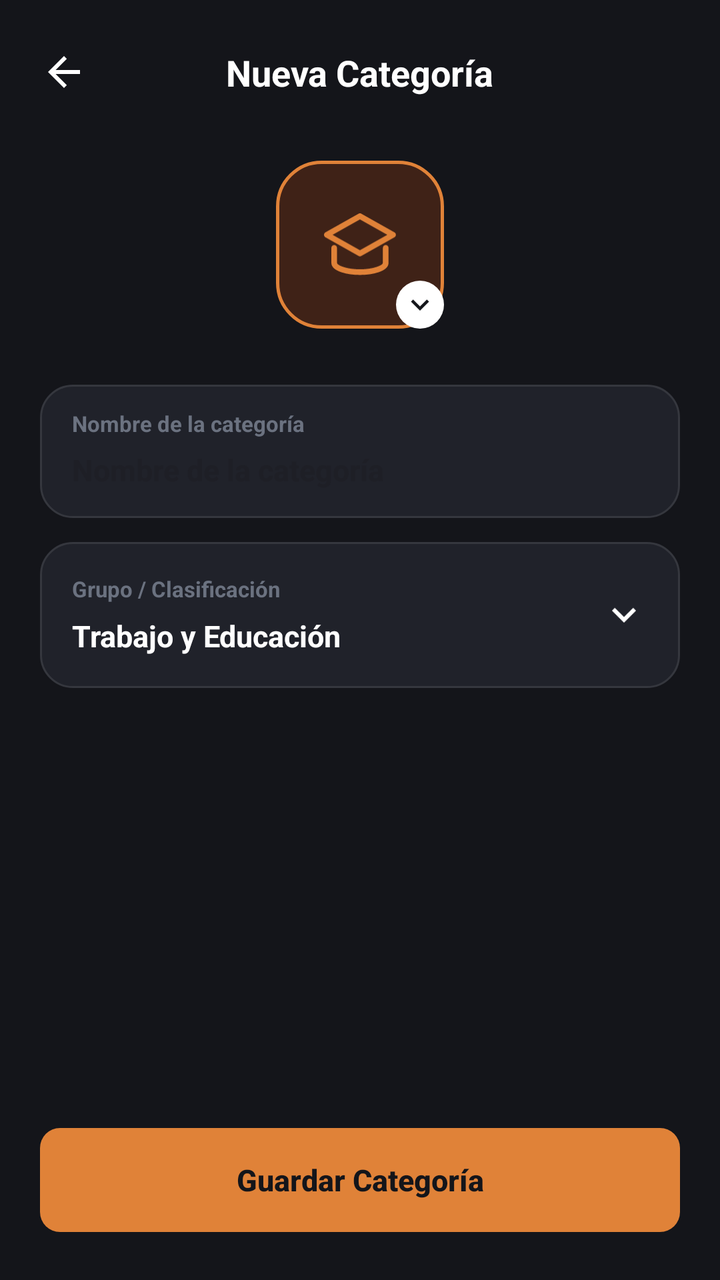
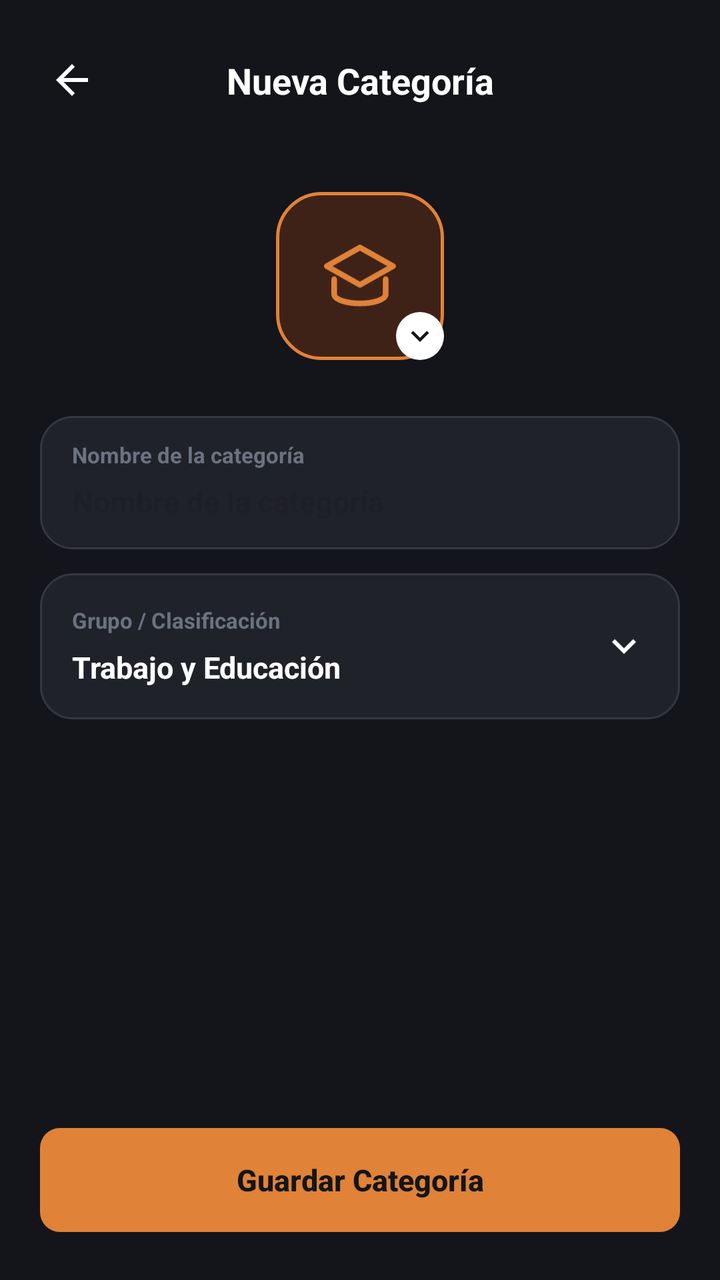

The first picture is an Android layout as it rendered before a commit; the second is the same layout after the commit. The layout source and the unified diff follow.
<!-- AndroidManifest.xml: application theme Theme.MyApplication -->
<!-- res/layout/activity_nueva_categoria.xml -->
<?xml version="1.0" encoding="utf-8"?>
<androidx.constraintlayout.widget.ConstraintLayout
    xmlns:android="http://schemas.android.com/apk/res/android"
    xmlns:app="http://schemas.android.com/apk/res-auto"
    android:layout_width="match_parent"
    android:layout_height="match_parent"
    android:background="@color/bg_main"
    android:fitsSystemWindows="true">

    
    <ImageView
        android:id="@+id/btnBack"
        android:layout_width="40dp"
        android:layout_height="40dp"
        android:layout_marginStart="12dp"
        android:layout_marginTop="16dp"
        android:padding="8dp"
        android:src="@drawable/ic_arrow_back"
        android:contentDescription="Volver"
        app:layout_constraintStart_toStartOf="parent"
        app:layout_constraintTop_toTopOf="parent" />

    <TextView
        android:id="@+id/tvTitle"
        android:layout_width="wrap_content"
        android:layout_height="wrap_content"
        android:text="Nueva Categoría"
        android:textColor="@color/text_primary"
        android:textSize="18sp"
        android:textStyle="bold"
        app:layout_constraintBottom_toBottomOf="@id/btnBack"
        app:layout_constraintEnd_toEndOf="parent"
        app:layout_constraintStart_toStartOf="parent"
        app:layout_constraintTop_toTopOf="@id/btnBack" />

    
    <FrameLayout
        android:id="@+id/iconContainer"
        android:layout_width="84dp"
        android:layout_height="84dp"
        android:layout_marginTop="32dp"
        app:layout_constraintEnd_toEndOf="parent"
        app:layout_constraintStart_toStartOf="parent"
        app:layout_constraintTop_toBottomOf="@id/tvTitle">

        <FrameLayout
            android:id="@+id/btnIcon"
            android:layout_width="match_parent"
            android:layout_height="match_parent"
            android:background="@drawable/bg_icon_selector"
            android:clickable="true"
            android:focusable="true">

            <ImageView
                android:id="@+id/ivCategoryPreview"
                android:layout_width="36dp"
                android:layout_height="36dp"
                app:tint="@color/orange_primary"
                android:layout_gravity="center"
                android:src="@drawable/ic_cat_edu"
                android:contentDescription="Ícono de la categoría" />
        </FrameLayout>

        <ImageView
            android:layout_width="24dp"
            android:layout_height="24dp"
            android:layout_gravity="bottom|end"
            android:background="@drawable/bg_badge_white"
            android:padding="3dp"
            android:src="@drawable/ic_chevron_down"
            app:tint="@color/bg_main" />
    </FrameLayout>

    
    <LinearLayout
        android:id="@+id/cardName"
        android:layout_width="0dp"
        android:layout_height="wrap_content"
        android:layout_marginStart="20dp"
        android:layout_marginTop="28dp"
        android:layout_marginEnd="20dp"
        android:background="@drawable/bg_card_input"
        android:orientation="vertical"
        android:paddingStart="16dp"
        android:paddingTop="12dp"
        android:paddingEnd="16dp"
        android:paddingBottom="8dp"
        app:layout_constraintEnd_toEndOf="parent"
        app:layout_constraintStart_toStartOf="parent"
        app:layout_constraintTop_toBottomOf="@id/iconContainer">

        <TextView
            android:layout_width="wrap_content"
            android:layout_height="wrap_content"
            android:text="Nombre de la categoría"
            android:textColor="@color/text_muted"
            android:textSize="11sp"
            android:textStyle="bold" />

        <EditText
            android:id="@+id/etCategoryName"
            android:layout_width="match_parent"
            android:layout_height="wrap_content"
            android:background="@null"
            android:inputType="textCapSentences"
            android:maxLines="1"
            android:minHeight="32dp"
            android:paddingStart="0dp"
            android:paddingEnd="0dp"
            android:hint="Nombre de la categoría"
            android:textColor="@color/text_primary"
            android:textSize="15sp"
            android:textStyle="bold" />
    </LinearLayout>

    
    <LinearLayout
        android:id="@+id/cardGroup"
        android:layout_width="0dp"
        android:layout_height="wrap_content"
        android:layout_marginStart="20dp"
        android:layout_marginTop="12dp"
        android:layout_marginEnd="20dp"
        android:background="@drawable/bg_card_input"
        android:orientation="vertical"
        app:layout_constraintEnd_toEndOf="parent"
        app:layout_constraintStart_toStartOf="parent"
        app:layout_constraintTop_toBottomOf="@id/cardName">

        
        <LinearLayout
            android:id="@+id/groupHeader"
            android:layout_width="match_parent"
            android:layout_height="wrap_content"
            android:clickable="true"
            android:focusable="true"
            android:gravity="center_vertical"
            android:orientation="horizontal"
            android:padding="16dp">

            <LinearLayout
                android:layout_width="0dp"
                android:layout_height="wrap_content"
                android:layout_weight="1"
                android:orientation="vertical">

                <TextView
                    android:layout_width="wrap_content"
                    android:layout_height="wrap_content"
                    android:text="Grupo / Clasificación"
                    android:textColor="@color/text_muted"
                    android:textSize="11sp"
                    android:textStyle="bold" />

                <TextView
                    android:id="@+id/tvGroup"
                    android:layout_width="wrap_content"
                    android:layout_height="wrap_content"
                    android:layout_marginTop="6dp"
                    android:text="Trabajo y Educación"
                    android:textColor="@color/text_primary"
                    android:textSize="15sp"
                    android:textStyle="bold" />
            </LinearLayout>

            <ImageView
                android:id="@+id/ivGroupArrow"
                android:layout_width="24dp"
                android:layout_height="24dp"
                android:src="@drawable/ic_chevron_down"
                app:tint="@color/text_primary" />
        </LinearLayout>

        
        <LinearLayout
            android:id="@+id/groupDropdown"
            android:layout_width="match_parent"
            android:layout_height="wrap_content"
            android:orientation="vertical"
            android:visibility="gone">

            <View
                android:layout_width="match_parent"
                android:layout_height="1dp"
                android:layout_marginStart="16dp"
                android:layout_marginEnd="16dp"
                android:background="@color/border_color" />

            <include layout="@layout/category_group_options" />
        </LinearLayout>
    </LinearLayout>

    
    <androidx.appcompat.widget.AppCompatButton
        android:id="@+id/btnSave"
        android:layout_width="0dp"
        android:layout_height="52dp"
        android:layout_marginStart="20dp"
        android:layout_marginEnd="20dp"
        android:layout_marginBottom="24dp"
        android:background="@drawable/bg_button_slim"
        android:stateListAnimator="@null"
        android:text="Guardar Categoría"
        android:textAllCaps="false"
        android:textColor="@color/bg_main"
        android:textSize="15sp"
        android:textStyle="bold"
        app:layout_constraintBottom_toBottomOf="parent"
        app:layout_constraintEnd_toEndOf="parent"
        app:layout_constraintStart_toStartOf="parent" />

</androidx.constraintlayout.widget.ConstraintLayout>
<!-- res/layout/category_group_options.xml (included above) -->
<ScrollView xmlns:android="http://schemas.android.com/apk/res/android"
    android:layout_width="match_parent"
    android:layout_height="180dp"
    android:scrollbarFadeDuration="300">
    <LinearLayout
        android:id="@+id/groupOptions"
        android:layout_width="match_parent"
        android:layout_height="wrap_content"
        android:orientation="vertical"
        android:padding="8dp" />
</ScrollView>
<!-- resources referenced by this layout -->
<resources>
  <color name="bg_main">#14151A</color>
  <color name="border_color">#35373E</color>
  <color name="orange_primary">#E08238</color>
  <color name="text_muted">#6B7280</color>
  <color name="text_primary">#FFFFFF</color>
  <!-- drawable bg_badge_white (drawable) -->
  <?xml version="1.0" encoding="utf-8"?>
  <shape xmlns:android="http://schemas.android.com/apk/res/android"
      android:shape="oval">
      <solid android:color="@color/text_primary" />
  </shape>
  <!-- drawable bg_button_slim (drawable) -->
  <?xml version="1.0" encoding="utf-8"?>
  <shape xmlns:android="http://schemas.android.com/apk/res/android"
      android:shape="rectangle">
      <solid android:color="@color/orange_primary" />
      <corners android:radius="10dp" />
  </shape>
  <!-- drawable bg_card_input (drawable) -->
  <?xml version="1.0" encoding="utf-8"?>
  <shape xmlns:android="http://schemas.android.com/apk/res/android"
      android:shape="rectangle">
      <solid android:color="@color/bg_dark_card" />
      <stroke android:width="1dp" android:color="@color/border_color" />
      <corners android:radius="16dp" />
  </shape>
  <!-- drawable bg_icon_selector (drawable) -->
  <?xml version="1.0" encoding="utf-8"?>
  <shape xmlns:android="http://schemas.android.com/apk/res/android"
      android:shape="rectangle">
      <solid android:color="@color/cat_social_bg" />
      <stroke android:width="1.5dp" android:color="@color/orange_primary" />
      <corners android:radius="22dp" />
  </shape>
  <!-- drawable ic_arrow_back (drawable) -->
  <?xml version="1.0" encoding="utf-8"?>
  <vector xmlns:android="http://schemas.android.com/apk/res/android"
      android:width="24dp" android:height="24dp"
      android:viewportWidth="24" android:viewportHeight="24">
      <path android:fillColor="#FFFFFF"
          android:pathData="M20,11H7.83l5.59,-5.59L12,4l-8,8 8,8 1.41,-1.41L7.83,13H20v-2z" />
  </vector>
  <!-- drawable ic_cat_edu (drawable) -->
  <vector xmlns:android="http://schemas.android.com/apk/res/android"
      android:width="23dp"
      android:height="20dp"
      android:viewportWidth="23"
      android:viewportHeight="20">
    <path
        android:pathData="M3.252,11.024V15.789C3.252,17.575 7.368,18.767 11.484,18.767C15.601,18.767 19.717,17.575 19.717,15.789V11.024M11.484,0.9L0.9,6.855L11.484,12.811L22.069,6.855L11.484,0.9Z"
        android:strokeLineJoin="round"
        android:strokeWidth="1.8"
        android:fillColor="#00000000"
        android:strokeColor="#EC4899"
        android:strokeLineCap="round"/>
  </vector>
  <!-- drawable ic_chevron_down (drawable) -->
  <?xml version="1.0" encoding="utf-8"?>
  <vector xmlns:android="http://schemas.android.com/apk/res/android"
      android:width="24dp" android:height="24dp"
      android:viewportWidth="24" android:viewportHeight="24">
      <path android:fillColor="#FFFFFF"
          android:pathData="M7.41,8.59L12,13.17l4.59,-4.58L18,10l-6,6 -6,-6z" />
  </vector>
  <style name="Theme.MyApplication" parent="Base.Theme.MyApplication" />
  <color name="bg_dark_card">#20222A</color>
  <color name="cat_social_bg">#33EA580C</color>
  <style name="Base.Theme.MyApplication" parent="Theme.Material3.DayNight.NoActionBar">
          <item name="android:windowBackground">#000000</item>
      </style>
</resources>

<!-- the commit's change to res/layout/activity_nueva_categoria.xml (unified diff, before → after) -->
@@ -10,11 +10,11 @@
     
     <ImageView
         android:id="@+id/btnBack"
-        android:layout_width="40dp"
-        android:layout_height="40dp"
+        android:layout_width="48dp"
+        android:layout_height="48dp"
         android:layout_marginStart="12dp"
         android:layout_marginTop="16dp"
-        android:padding="8dp"
+        android:padding="12dp"
         android:src="@drawable/ic_arrow_back"
         android:contentDescription="Volver"
         app:layout_constraintStart_toStartOf="parent"
@@ -22,7 +22,9 @@
 
     <TextView
         android:id="@+id/tvTitle"
-        android:layout_width="wrap_content"
+        android:layout_width="0dp"
+        android:gravity="center"
+        android:layout_marginEnd="60dp"
         android:layout_height="wrap_content"
         android:text="Nueva Categoría"
         android:textColor="@color/text_primary"
@@ -30,165 +32,181 @@
         android:textStyle="bold"
         app:layout_constraintBottom_toBottomOf="@id/btnBack"
         app:layout_constraintEnd_toEndOf="parent"
+        app:layout_constraintStart_toEndOf="@id/btnBack"
+        app:layout_constraintTop_toTopOf="@id/btnBack" />
+
+    <ScrollView
+        android:layout_width="0dp"
+        android:layout_height="0dp"
+        android:clipToPadding="false"
+        android:paddingBottom="12dp"
         app:layout_constraintStart_toStartOf="parent"
-        app:layout_constraintTop_toTopOf="@id/btnBack" />
-
-    
-    <FrameLayout
-        android:id="@+id/iconContainer"
-        android:layout_width="84dp"
-        android:layout_height="84dp"
-        android:layout_marginTop="32dp"
         app:layout_constraintEnd_toEndOf="parent"
-        app:layout_constraintStart_toStartOf="parent"
-        app:layout_constraintTop_toBottomOf="@id/tvTitle">
-
-        <FrameLayout
-            android:id="@+id/btnIcon"
+        app:layout_constraintTop_toBottomOf="@id/btnBack"
+        app:layout_constraintBottom_toTopOf="@id/btnSave">
+
+        <androidx.constraintlayout.widget.ConstraintLayout
             android:layout_width="match_parent"
-            android:layout_height="match_parent"
-            android:background="@drawable/bg_icon_selector"
-            android:clickable="true"
-            android:focusable="true">
-
-            <ImageView
-                android:id="@+id/ivCategoryPreview"
-                android:layout_width="36dp"
-                android:layout_height="36dp"
-                app:tint="@color/orange_primary"
-                android:layout_gravity="center"
-                android:src="@drawable/ic_cat_edu"
-                android:contentDescription="Ícono de la categoría" />
-        </FrameLayout>
-
-        <ImageView
-            android:layout_width="24dp"
-            android:layout_height="24dp"
-            android:layout_gravity="bottom|end"
-            android:background="@drawable/bg_badge_white"
-            android:padding="3dp"
-            android:src="@drawable/ic_chevron_down"
-            app:tint="@color/bg_main" />
-    </FrameLayout>
-
-    
-    <LinearLayout
-        android:id="@+id/cardName"
-        android:layout_width="0dp"
-        android:layout_height="wrap_content"
-        android:layout_marginStart="20dp"
-        android:layout_marginTop="28dp"
-        android:layout_marginEnd="20dp"
-        android:background="@drawable/bg_card_input"
-        android:orientation="vertical"
-        android:paddingStart="16dp"
-        android:paddingTop="12dp"
-        android:paddingEnd="16dp"
-        android:paddingBottom="8dp"
-        app:layout_constraintEnd_toEndOf="parent"
-        app:layout_constraintStart_toStartOf="parent"
-        app:layout_constraintTop_toBottomOf="@id/iconContainer">
-
-        <TextView
-            android:layout_width="wrap_content"
-            android:layout_height="wrap_content"
-            android:text="Nombre de la categoría"
-            android:textColor="@color/text_muted"
-            android:textSize="11sp"
-            android:textStyle="bold" />
-
-        <EditText
-            android:id="@+id/etCategoryName"
-            android:layout_width="match_parent"
-            android:layout_height="wrap_content"
-            android:background="@null"
-            android:inputType="textCapSentences"
-            android:maxLines="1"
-            android:minHeight="32dp"
-            android:paddingStart="0dp"
-            android:paddingEnd="0dp"
-            android:hint="Nombre de la categoría"
-            android:textColor="@color/text_primary"
-            android:textSize="15sp"
-            android:textStyle="bold" />
-    </LinearLayout>
-
-    
-    <LinearLayout
-        android:id="@+id/cardGroup"
-        android:layout_width="0dp"
-        android:layout_height="wrap_content"
-        android:layout_marginStart="20dp"
-        android:layout_marginTop="12dp"
-        android:layout_marginEnd="20dp"
-        android:background="@drawable/bg_card_input"
-        android:orientation="vertical"
-        app:layout_constraintEnd_toEndOf="parent"
-        app:layout_constraintStart_toStartOf="parent"
-        app:layout_constraintTop_toBottomOf="@id/cardName">
-
-        
-        <LinearLayout
-            android:id="@+id/groupHeader"
-            android:layout_width="match_parent"
-            android:layout_height="wrap_content"
-            android:clickable="true"
-            android:focusable="true"
-            android:gravity="center_vertical"
-            android:orientation="horizontal"
-            android:padding="16dp">
-
+            android:layout_height="wrap_content">
+
+            
+            <FrameLayout
+                android:id="@+id/iconContainer"
+                android:layout_width="84dp"
+                android:layout_height="84dp"
+                android:layout_marginTop="32dp"
+                app:layout_constraintEnd_toEndOf="parent"
+                app:layout_constraintStart_toStartOf="parent"
+                app:layout_constraintTop_toTopOf="parent">
+
+                <FrameLayout
+                    android:id="@+id/btnIcon"
+                    android:layout_width="match_parent"
+                    android:layout_height="match_parent"
+                    android:background="@drawable/bg_icon_selector"
+                    android:clickable="true"
+                    android:focusable="true">
+
+                    <ImageView
+                        android:id="@+id/ivCategoryPreview"
+                        android:layout_width="36dp"
+                        android:layout_height="36dp"
+                        app:tint="@color/orange_primary"
+                        android:layout_gravity="center"
+                        android:src="@drawable/ic_cat_edu"
+                        android:contentDescription="Ícono de la categoría" />
+                </FrameLayout>
+
+                <ImageView
+                    android:layout_width="24dp"
+                    android:layout_height="24dp"
+                    android:layout_gravity="bottom|end"
+                    android:background="@drawable/bg_badge_white"
+                    android:padding="3dp"
+                    android:src="@drawable/ic_chevron_down"
+                    app:tint="@color/bg_main" />
+            </FrameLayout>
+
+            
             <LinearLayout
+                android:id="@+id/cardName"
                 android:layout_width="0dp"
                 android:layout_height="wrap_content"
-                android:layout_weight="1"
-                android:orientation="vertical">
+                android:layout_marginStart="20dp"
+                android:layout_marginTop="28dp"
+                android:layout_marginEnd="20dp"
+                android:background="@drawable/bg_card_input"
+                android:orientation="vertical"
+                android:paddingStart="16dp"
+                android:paddingTop="12dp"
+                android:paddingEnd="16dp"
+                android:paddingBottom="8dp"
+                app:layout_constraintEnd_toEndOf="parent"
+                app:layout_constraintStart_toStartOf="parent"
+                app:layout_constraintTop_toBottomOf="@id/iconContainer">
 
                 <TextView
                     android:layout_width="wrap_content"
                     android:layout_height="wrap_content"
-                    android:text="Grupo / Clasificación"
+                    android:text="Nombre de la categoría"
                     android:textColor="@color/text_muted"
                     android:textSize="11sp"
                     android:textStyle="bold" />
 
-                <TextView
-                    android:id="@+id/tvGroup"
-                    android:layout_width="wrap_content"
-                    android:layout_height="wrap_content"
-                    android:layout_marginTop="6dp"
-                    android:text="Trabajo y Educación"
+                <EditText
+                    android:id="@+id/etCategoryName"
+                    android:layout_width="match_parent"
+                    android:layout_height="wrap_content"
+                    android:background="@null"
+                    android:inputType="textCapSentences"
+                    android:maxLines="1"
+                    android:minHeight="32dp"
+                    android:paddingStart="0dp"
+                    android:paddingEnd="0dp"
+                    android:hint="Nombre de la categoría"
                     android:textColor="@color/text_primary"
                     android:textSize="15sp"
                     android:textStyle="bold" />
             </LinearLayout>
 
-            <ImageView
-                android:id="@+id/ivGroupArrow"
-                android:layout_width="24dp"
-                android:layout_height="24dp"
-                android:src="@drawable/ic_chevron_down"
-                app:tint="@color/text_primary" />
-        </LinearLayout>
-
-        
-        <LinearLayout
-            android:id="@+id/groupDropdown"
-            android:layout_width="match_parent"
-            android:layout_height="wrap_content"
-            android:orientation="vertical"
-            android:visibility="gone">
-
-            <View
-                android:layout_width="match_parent"
-                android:layout_height="1dp"
-                android:layout_marginStart="16dp"
-                android:layout_marginEnd="16dp"
-                android:background="@color/border_color" />
-
-            <include layout="@layout/category_group_options" />
-        </LinearLayout>
-    </LinearLayout>
+            
+            <LinearLayout
+                android:id="@+id/cardGroup"
+                android:layout_width="0dp"
+                android:layout_height="wrap_content"
+                android:layout_marginStart="20dp"
+                android:layout_marginTop="12dp"
+                android:layout_marginEnd="20dp"
+                android:background="@drawable/bg_card_input"
+                android:orientation="vertical"
+                app:layout_constraintEnd_toEndOf="parent"
+                app:layout_constraintStart_toStartOf="parent"
+                app:layout_constraintTop_toBottomOf="@id/cardName">
+
+                
+                <LinearLayout
+                    android:id="@+id/groupHeader"
+                    android:layout_width="match_parent"
+                    android:layout_height="wrap_content"
+                    android:clickable="true"
+                    android:focusable="true"
+                    android:gravity="center_vertical"
+                    android:orientation="horizontal"
+                    android:padding="16dp">
+
+                    <LinearLayout
+                        android:layout_width="0dp"
+                        android:layout_height="wrap_content"
+                        android:layout_weight="1"
+                        android:orientation="vertical">
+
+                        <TextView
+                            android:layout_width="wrap_content"
+                            android:layout_height="wrap_content"
+                            android:text="Grupo / Clasificación"
+                            android:textColor="@color/text_muted"
+                            android:textSize="11sp"
+                            android:textStyle="bold" />
+
+                        <TextView
+                            android:id="@+id/tvGroup"
+                            android:layout_width="wrap_content"
+                            android:layout_height="wrap_content"
+                            android:layout_marginTop="6dp"
+                            android:text="Trabajo y Educación"
+                            android:textColor="@color/text_primary"
+                            android:textSize="15sp"
+                            android:textStyle="bold" />
+                    </LinearLayout>
+
+                    <ImageView
+                        android:id="@+id/ivGroupArrow"
+                        android:layout_width="24dp"
+                        android:layout_height="24dp"
+                        android:src="@drawable/ic_chevron_down"
+                        app:tint="@color/text_primary" />
+                </LinearLayout>
+
+                
+                <LinearLayout
+                    android:id="@+id/groupDropdown"
+                    android:layout_width="match_parent"
+                    android:layout_height="wrap_content"
+                    android:orientation="vertical"
+                    android:visibility="gone">
+
+                    <View
+                        android:layout_width="match_parent"
+                        android:layout_height="1dp"
+                        android:layout_marginStart="16dp"
+                        android:layout_marginEnd="16dp"
+                        android:background="@color/border_color" />
+
+                    <include layout="@layout/category_group_options" />
+                </LinearLayout>
+            </LinearLayout>
+        </androidx.constraintlayout.widget.ConstraintLayout>
+    </ScrollView>
 
     
     <androidx.appcompat.widget.AppCompatButton
